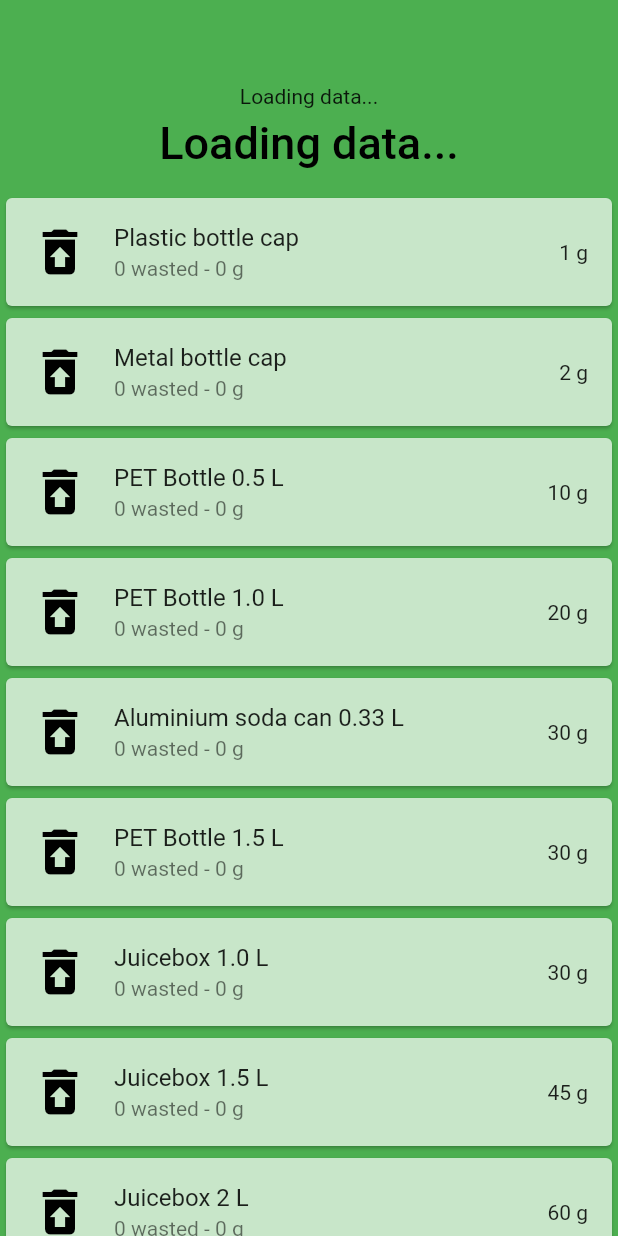
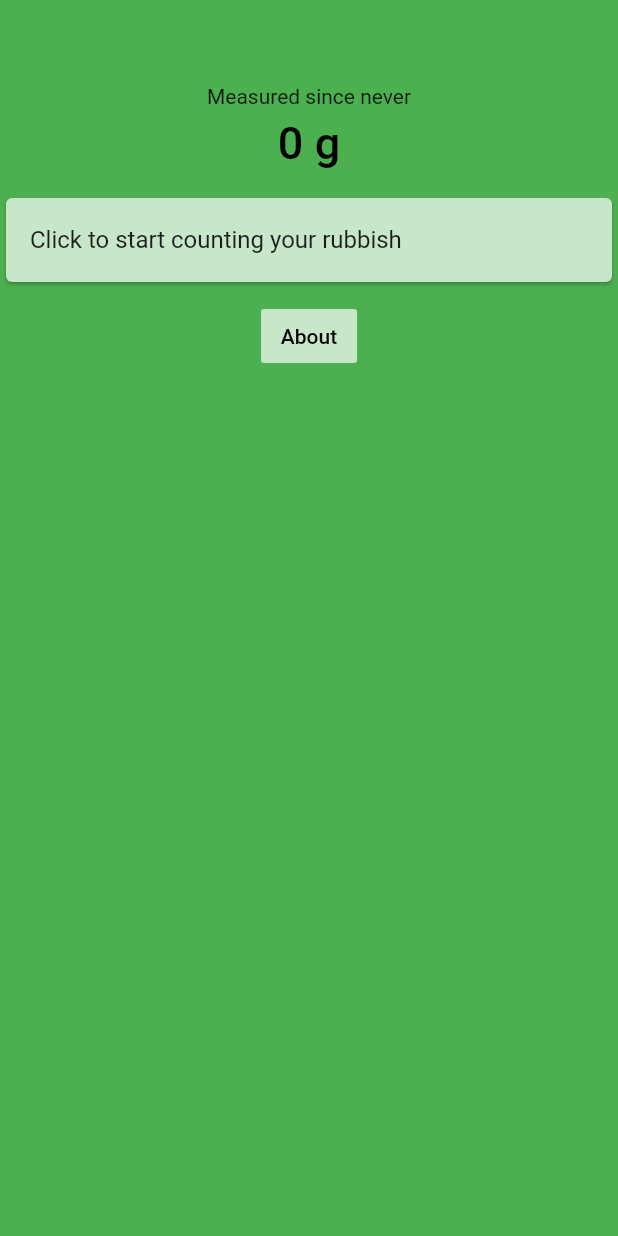
Before and after one commit to mattmaniak/rubbish_calc, a Flutter app: the screen it shows after launch, on a phone screen of 412 x 824 dp. Run offline on Flutter 3.47's test engine with Material 2 defaults, Android fonts, the phone set to English and light mode, and no system bars; our stand-ins replace shared_preferences, sqflite; accounts and stored records are empty.

Commit message:
Partially implemented tricky preloading.

```diff
--- a/lib/about.dart
+++ b/lib/about.dart
@@ -18,12 +18,25 @@ class About extends StatelessWidget {
           backgroundText: 'About',
         ),
         SliverList(
-            delegate: SliverChildListDelegate([
-          AboutItem(title: 'Created by mattmaniak', url: _authorURL),
-          AboutItem(title: 'Source code on GitLab', url: _repoURL),
-          AboutItem(title: 'MIT License', url: _licenseURL),
-          AboutItem(title: 'Terms of Use', url: _termsURL),
-        ])),
+          delegate: SliverChildListDelegate([
+            AboutItem(
+              title: 'Created by mattmaniak',
+              url: _authorURL,
+            ),
+            AboutItem(
+              title: 'Source code on GitLab',
+              url: _repoURL,
+            ),
+            AboutItem(
+              title: 'MIT License',
+              url: _licenseURL,
+            ),
+            AboutItem(
+              title: 'Terms of Use',
+              url: _termsURL,
+            ),
+          ]),
+        ),
       ]),
     );
   }
@@ -41,11 +54,11 @@ class AboutItem extends StatelessWidget {
       child: ListTile(
         title: Text(
           title,
+          textAlign: TextAlign.center,
           style: TextStyle(
             color: Colors.blue,
             decoration: TextDecoration.underline,
           ),
-          textAlign: TextAlign.center,
         ),
         onTap: () => openURL(url),
       ),
--- a/lib/app.dart
+++ b/lib/app.dart
@@ -15,29 +15,43 @@ class App extends StatefulWidget {
 class _AppState extends State<App> {
   final Db _database = Db();
   final int _maxRubbishGrams = 1000000; // 1 metric ton.
-  int _rubbishGrams;
-  String _measuredSinceDate;
-  List<Item> _rubbish;
+  String _measuredSinceDate = 'never';
+  int _rubbishGrams = 0;
+  List<Item> _rubbish = [];
 
   @override
   void initState() {
     super.initState();
-    _rubbish = generateRubbish(_maxRubbishGrams, _countRubbishGrams);
     _loadConfig();
   }
 
-  String get _rubbishGramsText {
-    if (_rubbishGrams.toString() == 'null') {
-      return 'Loading data...';
-    }
-    return _rubbishGrams.toString() + ' g wasted';
+  String get _measuredSinceDatePreloader {
+    return 'Measured since ' + _measuredSinceDate;
   }
 
-  String get _measuredSinceDateText {
-    if (_measuredSinceDate.toString() == 'null') {
-      return 'Loading data...';
+  String get _rubbishGramsPreloader {
+    return _rubbishGrams.toString() + ' g';
   }
-    return 'Measured since ' + _measuredSinceDate;
+
+  List<Widget> get _rubbishPreloader {
+    if (_rubbish.length == 0) {
+      if (_measuredSinceDate == 'never') {
+        return [
+          Card(
+            color: Colors.green[100],
+            child: ListTile(
+              title: Text('Click to start counting your rubbish'),
+              onTap: () {
+                setState(() {});
+              },
+            ),
+          ),
+        ];
+      } else {
+        return [];
+      }
+    }
+    return _rubbish;
   }
 
   String get _currentDate {
@@ -54,21 +68,32 @@ class _AppState extends State<App> {
     return Scaffold(
       backgroundColor: appColor(),
       body: CustomScrollView(slivers: [
-        Bar(text: _rubbishGramsText, backgroundText: _measuredSinceDateText),
-        SliverList(delegate: SliverChildListDelegate(_rubbish)),
+        Bar(
+          text: _rubbishGramsPreloader,
+          backgroundText: _measuredSinceDatePreloader,
+        ),
+        SliverList(
+          delegate: SliverChildListDelegate(_rubbishPreloader),
+        ),
         SliverList(
           delegate: SliverChildListDelegate([
-          ButtonBar(alignment: MainAxisAlignment.center, children: [
+            ButtonBar(
+              alignment: MainAxisAlignment.center,
+              children: [
                 FlatButton(
                   child: Text(
                     'About',
-                style: TextStyle(color: textColor()),
+                    style: TextStyle(
+                      color: textColor(),
+                    ),
                   ),
                   onPressed: _navigateToAboutScreen,
                   color: buttonColor(),
                 ),
+              ],
+            ),
           ]),
-        ])),
+        ),
       ]),
     );
   }
@@ -80,13 +105,16 @@ class _AppState extends State<App> {
     });
     _database.exists.then((exists) {
       if (exists) {
-        _database.read(_rubbish).then((rubbish) {
+        _database
+            .read(generateRubbish(_maxRubbishGrams, _countRubbishGrams))
+            .then((rubbish) {
           _rubbish = rubbish;
           _countRubbishGrams();
         });
       } else {
         _database.create();
         _measuredSinceDate = _currentDate;
+        _rubbish = generateRubbish(_maxRubbishGrams, _countRubbishGrams);
       }
     });
   }
@@ -115,7 +143,9 @@ class _AppState extends State<App> {
   void _navigateToAboutScreen() {
     Navigator.push(
       context,
-      MaterialPageRoute(builder: (context) => About()),
+      MaterialPageRoute(
+        builder: (context) => About(),
+      ),
     );
   }
 }
--- a/lib/bar.dart
+++ b/lib/bar.dart
@@ -17,7 +17,9 @@ class Bar extends StatelessWidget {
         centerTitle: true,
         title: Text(
           text,
-          style: TextStyle(color: textColor()),
+          style: TextStyle(
+            color: textColor(),
+          ),
         ),
         background: Center(
           child: Text(backgroundText),
--- a/lib/item.dart
+++ b/lib/item.dart
@@ -1,8 +1,6 @@
 import 'package:flutter/material.dart';
 
 class Item extends StatefulWidget {
-  _ItemState state;
-
   final int uniqueId;
   final String name;
   final int weightGrams;
@@ -20,10 +18,7 @@ class Item extends StatefulWidget {
       @required this.refreshParentState});
 
   @override
-  _ItemState createState() {
-    _ItemState state = _ItemState();
-    return state;
-  }
+  _ItemState createState() => _ItemState();
 }
 
 class _ItemState extends State<Item> {
@@ -47,7 +42,8 @@ class _ItemState extends State<Item> {
         title: Text(widget.name),
         subtitle: Text(wastedGramsSubtitle),
         trailing: Text(widget.weightGrams.toString() + ' g'),
-          onTap: _incrementAmountInRubbish),
+        onTap: _incrementAmountInRubbish,
+      ),
     );
   }
 
```
Lines whose indentation alone changed are shown as unchanged.
